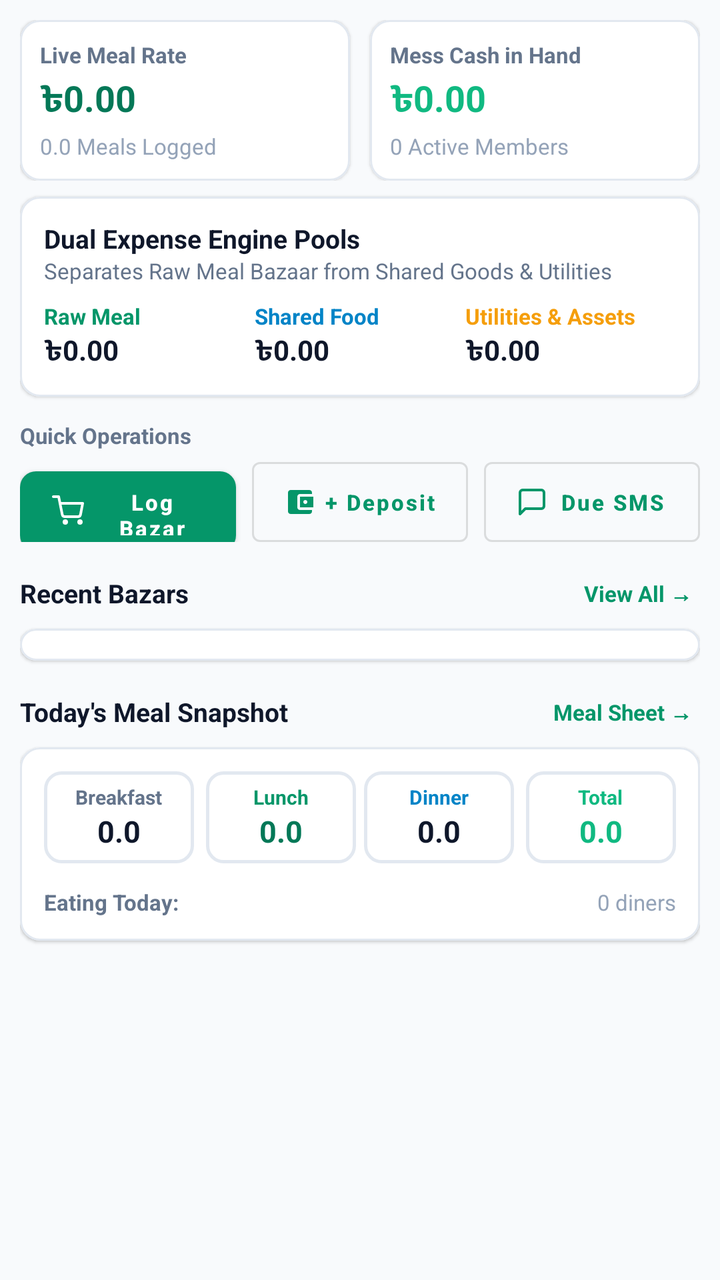
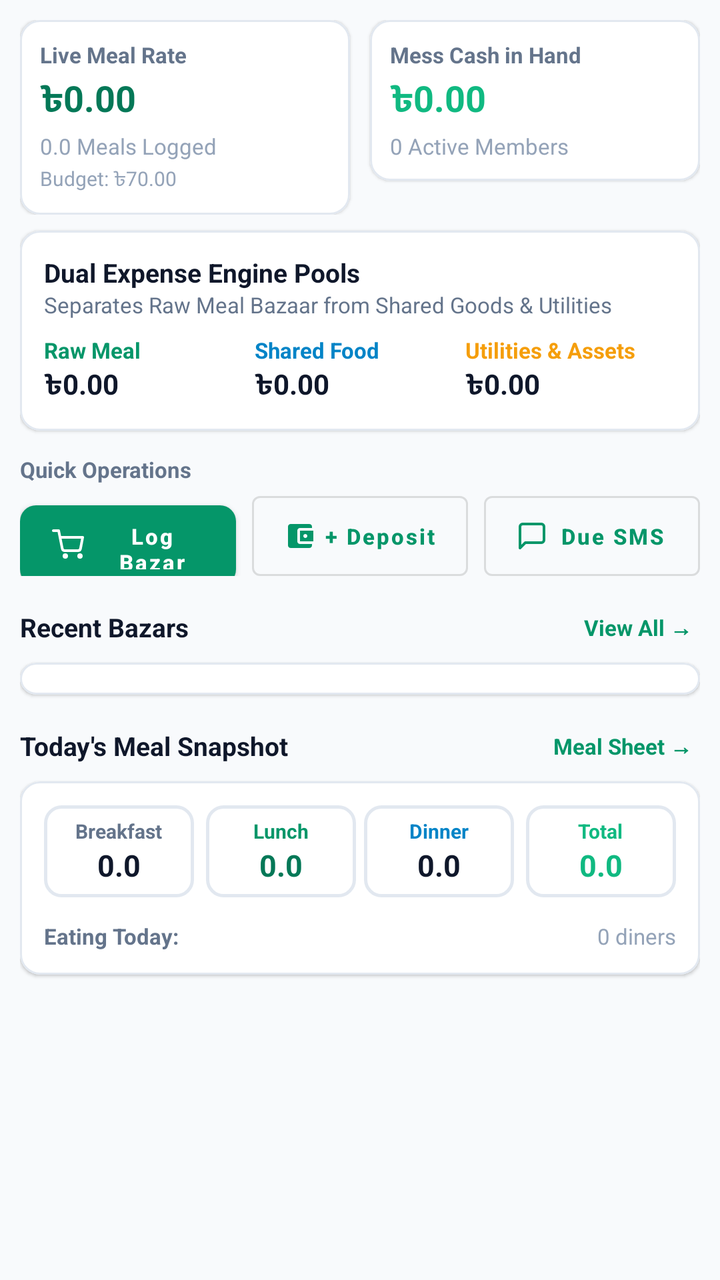

The first picture is an Android layout as it rendered before a commit; the second is the same layout after the commit. The layout source and the unified diff follow.
<!-- AndroidManifest.xml: application theme Theme.SmartMess -->
<!-- res/layout/fragment_dashboard_overview.xml -->
<?xml version="1.0" encoding="utf-8"?>
<androidx.core.widget.NestedScrollView 
    xmlns:android="http://schemas.android.com/apk/res/android"
    xmlns:app="http://schemas.android.com/apk/res-auto"
    android:layout_width="match_parent"
    android:layout_height="match_parent"
    android:background="@color/background"
    android:fillViewport="true">

    <LinearLayout
        android:layout_width="match_parent"
        android:layout_height="wrap_content"
        android:orientation="vertical"
        android:padding="10dp">

        
        <LinearLayout
            android:layout_width="match_parent"
            android:layout_height="wrap_content"
            android:baselineAligned="false"
            android:orientation="horizontal">

            
            <com.google.android.material.card.MaterialCardView
                android:layout_width="0dp"
                android:layout_height="wrap_content"
                android:layout_marginEnd="5dp"
                android:layout_weight="1"
                style="@style/SmartCardView">

                <LinearLayout
                    android:layout_width="match_parent"
                    android:layout_height="wrap_content"
                    android:orientation="vertical"
                    android:padding="10dp">

                    <TextView
                        android:layout_width="wrap_content"
                        android:layout_height="wrap_content"
                        android:fontFamily="sans-serif"
                        android:text="Live Meal Rate"
                        android:textColor="@color/text_secondary"
                        android:textSize="11sp"
                        android:textStyle="bold" />

                    <TextView
                        android:id="@+id/tvLiveMealRate"
                        android:layout_width="wrap_content"
                        android:layout_height="wrap_content"
                        android:layout_marginTop="2dp"
                        android:fontFamily="sans-serif-medium"
                        android:text="৳0.00"
                        android:textColor="@color/primary_dark"
                        android:textSize="18sp"
                        android:textStyle="bold" />

                    <TextView
                        android:id="@+id/tvTotalMessMeals"
                        android:layout_width="wrap_content"
                        android:layout_height="wrap_content"
                        android:layout_marginTop="2dp"
                        android:fontFamily="sans-serif"
                        android:text="0.0 Meals Logged"
                        android:textColor="@color/text_muted"
                        android:textSize="11sp" />
                </LinearLayout>
            </com.google.android.material.card.MaterialCardView>

            
            <com.google.android.material.card.MaterialCardView
                android:layout_width="0dp"
                android:layout_height="wrap_content"
                android:layout_marginStart="5dp"
                android:layout_weight="1"
                style="@style/SmartCardView">

                <LinearLayout
                    android:layout_width="match_parent"
                    android:layout_height="wrap_content"
                    android:orientation="vertical"
                    android:padding="10dp">

                    <TextView
                        android:layout_width="wrap_content"
                        android:layout_height="wrap_content"
                        android:fontFamily="sans-serif"
                        android:text="Mess Cash in Hand"
                        android:textColor="@color/text_secondary"
                        android:textSize="11sp"
                        android:textStyle="bold" />

                    <TextView
                        android:id="@+id/tvCashInHand"
                        android:layout_width="wrap_content"
                        android:layout_height="wrap_content"
                        android:layout_marginTop="2dp"
                        android:fontFamily="sans-serif-medium"
                        android:text="৳0.00"
                        android:textColor="@color/credit_green"
                        android:textSize="18sp"
                        android:textStyle="bold" />

                    <TextView
                        android:id="@+id/tvActiveMembers"
                        android:layout_width="wrap_content"
                        android:layout_height="wrap_content"
                        android:layout_marginTop="2dp"
                        android:fontFamily="sans-serif"
                        android:text="0 Active Members"
                        android:textColor="@color/text_muted"
                        android:textSize="11sp" />
                </LinearLayout>
            </com.google.android.material.card.MaterialCardView>
        </LinearLayout>

        
        <com.google.android.material.card.MaterialCardView
            android:layout_width="match_parent"
            android:layout_height="wrap_content"
            android:layout_marginTop="8dp"
            style="@style/SmartCardView">

            <LinearLayout
                android:layout_width="match_parent"
                android:layout_height="wrap_content"
                android:orientation="vertical"
                android:padding="12dp">

                <TextView
                    android:layout_width="wrap_content"
                    android:layout_height="wrap_content"
                    android:fontFamily="sans-serif-medium"
                    android:text="Dual Expense Engine Pools"
                    android:textColor="@color/text_primary"
                    android:textSize="13sp"
                    android:textStyle="bold" />

                <TextView
                    android:layout_width="wrap_content"
                    android:layout_height="wrap_content"
                    android:fontFamily="sans-serif"
                    android:text="Separates Raw Meal Bazaar from Shared Goods &amp; Utilities"
                    android:textColor="@color/text_secondary"
                    android:textSize="11sp" />

                
                <LinearLayout
                    android:layout_width="match_parent"
                    android:layout_height="wrap_content"
                    android:layout_marginTop="8dp"
                    android:orientation="horizontal">

                    <LinearLayout
                        android:layout_width="0dp"
                        android:layout_height="wrap_content"
                        android:layout_weight="1"
                        android:orientation="vertical">

                        <TextView
                            android:layout_width="wrap_content"
                            android:layout_height="wrap_content"
                            android:fontFamily="sans-serif"
                            android:text="Raw Meal"
                            android:textColor="@color/primary"
                            android:textSize="11sp"
                            android:textStyle="bold" />

                        <TextView
                            android:id="@+id/tvRawMealCost"
                            android:layout_width="wrap_content"
                            android:layout_height="wrap_content"
                            android:fontFamily="sans-serif-medium"
                            android:text="৳0.00"
                            android:textColor="@color/text_primary"
                            android:textSize="14sp"
                            android:textStyle="bold" />
                    </LinearLayout>

                    <LinearLayout
                        android:layout_width="0dp"
                        android:layout_height="wrap_content"
                        android:layout_weight="1"
                        android:orientation="vertical">

                        <TextView
                            android:layout_width="wrap_content"
                            android:layout_height="wrap_content"
                            android:fontFamily="sans-serif"
                            android:text="Shared Food"
                            android:textColor="@color/accent"
                            android:textSize="11sp"
                            android:textStyle="bold" />

                        <TextView
                            android:id="@+id/tvSharedFoodCost"
                            android:layout_width="wrap_content"
                            android:layout_height="wrap_content"
                            android:fontFamily="sans-serif-medium"
                            android:text="৳0.00"
                            android:textColor="@color/text_primary"
                            android:textSize="14sp"
                            android:textStyle="bold" />
                    </LinearLayout>

                    <LinearLayout
                        android:layout_width="0dp"
                        android:layout_height="wrap_content"
                        android:layout_weight="1"
                        android:orientation="vertical">

                        <TextView
                            android:layout_width="wrap_content"
                            android:layout_height="wrap_content"
                            android:fontFamily="sans-serif"
                            android:text="Utilities &amp; Assets"
                            android:textColor="@color/warning_amber"
                            android:textSize="11sp"
                            android:textStyle="bold" />

                        <TextView
                            android:id="@+id/tvUtilityCost"
                            android:layout_width="wrap_content"
                            android:layout_height="wrap_content"
                            android:fontFamily="sans-serif-medium"
                            android:text="৳0.00"
                            android:textColor="@color/text_primary"
                            android:textSize="14sp"
                            android:textStyle="bold" />
                    </LinearLayout>
                </LinearLayout>

            </LinearLayout>
        </com.google.android.material.card.MaterialCardView>

        
        <TextView
            android:layout_width="wrap_content"
            android:layout_height="wrap_content"
            android:layout_marginTop="12dp"
            android:layout_marginBottom="6dp"
            android:fontFamily="sans-serif"
            android:text="Quick Operations"
            android:textColor="@color/text_secondary"
            android:textSize="11sp"
            android:textStyle="bold" />

        <LinearLayout
            android:layout_width="match_parent"
            android:layout_height="wrap_content"
            android:orientation="horizontal">

            <com.google.android.material.button.MaterialButton
                android:id="@+id/btnQuickAddExpense"
                android:layout_width="0dp"
                android:layout_height="40dp"
                android:layout_marginEnd="4dp"
                android:layout_weight="1"
                android:insetTop="0dp"
                android:insetBottom="0dp"
                android:text="Log Bazar"
                android:textSize="11sp"
                app:icon="@drawable/ic_lucide_cart"
                app:iconSize="16dp"
                style="@style/SmartButton" />

            <com.google.android.material.button.MaterialButton
                android:id="@+id/btnQuickAddDeposit"
                android:layout_width="0dp"
                android:layout_height="40dp"
                android:layout_marginHorizontal="4dp"
                android:layout_weight="1"
                android:insetTop="0dp"
                android:insetBottom="0dp"
                android:text="+ Deposit"
                android:textSize="11sp"
                app:icon="@drawable/ic_deposit"
                app:iconSize="16dp"
                style="@style/Widget.MaterialComponents.Button.OutlinedButton" />

            <com.google.android.material.button.MaterialButton
                android:id="@+id/btnQuickSmsDispatch"
                android:layout_width="0dp"
                android:layout_height="40dp"
                android:layout_marginStart="4dp"
                android:layout_weight="1"
                android:insetTop="0dp"
                android:insetBottom="0dp"
                android:text="Due SMS"
                android:textSize="11sp"
                app:icon="@drawable/ic_lucide_message_square"
                app:iconSize="16dp"
                style="@style/Widget.MaterialComponents.Button.OutlinedButton" />
        </LinearLayout>

        
        
        

        
        <LinearLayout
            android:layout_width="match_parent"
            android:layout_height="wrap_content"
            android:layout_marginTop="14dp"
            android:gravity="center_vertical"
            android:orientation="horizontal">

            <TextView
                android:layout_width="0dp"
                android:layout_height="wrap_content"
                android:layout_weight="1"
                android:fontFamily="sans-serif-medium"
                android:text="Recent Bazars"
                android:textColor="@color/text_primary"
                android:textSize="13sp"
                android:textStyle="bold" />

            <TextView
                android:id="@+id/btnViewAllBazars"
                android:layout_width="wrap_content"
                android:layout_height="wrap_content"
                android:fontFamily="sans-serif"
                android:text="View All →"
                android:textColor="@color/primary"
                android:textSize="11sp"
                android:textStyle="bold"
                android:background="?attr/selectableItemBackground"
                android:padding="4dp" />
        </LinearLayout>

        <com.google.android.material.card.MaterialCardView
            android:id="@+id/cardRecentBazars"
            android:layout_width="match_parent"
            android:layout_height="wrap_content"
            android:layout_marginTop="6dp"
            style="@style/SmartCardView">

            <LinearLayout
                android:layout_width="match_parent"
                android:layout_height="wrap_content"
                android:orientation="vertical"
                android:padding="8dp">

                <TextView
                    android:id="@+id/tvEmptyRecentBazars"
                    android:layout_width="match_parent"
                    android:layout_height="wrap_content"
                    android:gravity="center"
                    android:padding="16dp"
                    android:text="No recent bazar entries recorded yet"
                    android:textColor="@color/text_muted"
                    android:textSize="12sp"
                    android:visibility="gone" />

                <LinearLayout
                    android:id="@+id/layoutRecentBazarsContainer"
                    android:layout_width="match_parent"
                    android:layout_height="wrap_content"
                    android:orientation="vertical" />

            </LinearLayout>
        </com.google.android.material.card.MaterialCardView>

        
        <LinearLayout
            android:layout_width="match_parent"
            android:layout_height="wrap_content"
            android:layout_marginTop="14dp"
            android:gravity="center_vertical"
            android:orientation="horizontal">

            <TextView
                android:layout_width="0dp"
                android:layout_height="wrap_content"
                android:layout_weight="1"
                android:fontFamily="sans-serif-medium"
                android:text="Today's Meal Snapshot"
                android:textColor="@color/text_primary"
                android:textSize="13sp"
                android:textStyle="bold" />

            <TextView
                android:id="@+id/btnViewMealSheet"
                android:layout_width="wrap_content"
                android:layout_height="wrap_content"
                android:fontFamily="sans-serif"
                android:text="Meal Sheet →"
                android:textColor="@color/primary"
                android:textSize="11sp"
                android:textStyle="bold"
                android:background="?attr/selectableItemBackground"
                android:padding="4dp" />
        </LinearLayout>

        <com.google.android.material.card.MaterialCardView
            android:id="@+id/cardTodayMeals"
            android:layout_width="match_parent"
            android:layout_height="wrap_content"
            android:layout_marginTop="6dp"
            android:layout_marginBottom="16dp"
            style="@style/SmartCardView">

            <LinearLayout
                android:layout_width="match_parent"
                android:layout_height="wrap_content"
                android:orientation="vertical"
                android:padding="12dp">

                
                <LinearLayout
                    android:layout_width="match_parent"
                    android:layout_height="wrap_content"
                    android:orientation="horizontal"
                    android:baselineAligned="false">

                    
                    <LinearLayout
                        android:layout_width="0dp"
                        android:layout_height="wrap_content"
                        android:layout_weight="1"
                        android:gravity="center"
                        android:orientation="vertical"
                        android:background="@drawable/bg_counter_pill"
                        android:padding="6dp"
                        android:layout_marginEnd="4dp">

                        <TextView
                            android:layout_width="wrap_content"
                            android:layout_height="wrap_content"
                            android:text="Breakfast"
                            android:textColor="@color/text_secondary"
                            android:textSize="10sp"
                            android:textStyle="bold" />

                        <TextView
                            android:id="@+id/tvSnapshotBfCount"
                            android:layout_width="wrap_content"
                            android:layout_height="wrap_content"
                            android:text="0.0"
                            android:textColor="@color/text_primary"
                            android:textSize="15sp"
                            android:textStyle="bold" />
                    </LinearLayout>

                    
                    <LinearLayout
                        android:layout_width="0dp"
                        android:layout_height="wrap_content"
                        android:layout_weight="1"
                        android:gravity="center"
                        android:orientation="vertical"
                        android:background="@drawable/bg_counter_pill"
                        android:padding="6dp"
                        android:layout_marginHorizontal="2dp">

                        <TextView
                            android:layout_width="wrap_content"
                            android:layout_height="wrap_content"
                            android:text="Lunch"
                            android:textColor="@color/primary"
                            android:textSize="10sp"
                            android:textStyle="bold" />

                        <TextView
                            android:id="@+id/tvSnapshotLunchCount"
                            android:layout_width="wrap_content"
                            android:layout_height="wrap_content"
                            android:text="0.0"
                            android:textColor="@color/primary_dark"
                            android:textSize="15sp"
                            android:textStyle="bold" />
                    </LinearLayout>

                    
                    <LinearLayout
                        android:layout_width="0dp"
                        android:layout_height="wrap_content"
                        android:layout_weight="1"
                        android:gravity="center"
                        android:orientation="vertical"
                        android:background="@drawable/bg_counter_pill"
                        android:padding="6dp"
                        android:layout_marginHorizontal="2dp">

                        <TextView
                            android:layout_width="wrap_content"
                            android:layout_height="wrap_content"
                            android:text="Dinner"
                            android:textColor="@color/accent"
                            android:textSize="10sp"
                            android:textStyle="bold" />

                        <TextView
                            android:id="@+id/tvSnapshotDinnerCount"
                            android:layout_width="wrap_content"
                            android:layout_height="wrap_content"
                            android:text="0.0"
                            android:textColor="@color/text_primary"
                            android:textSize="15sp"
                            android:textStyle="bold" />
                    </LinearLayout>

                    
                    <LinearLayout
                        android:layout_width="0dp"
                        android:layout_height="wrap_content"
                        android:layout_weight="1"
                        android:gravity="center"
                        android:orientation="vertical"
                        android:background="@drawable/bg_counter_pill"
                        android:padding="6dp"
                        android:layout_marginStart="4dp">

                        <TextView
                            android:layout_width="wrap_content"
                            android:layout_height="wrap_content"
                            android:text="Total"
                            android:textColor="@color/credit_green"
                            android:textSize="10sp"
                            android:textStyle="bold" />

                        <TextView
                            android:id="@+id/tvSnapshotTotalMeals"
                            android:layout_width="wrap_content"
                            android:layout_height="wrap_content"
                            android:text="0.0"
                            android:textColor="@color/credit_green"
                            android:textSize="15sp"
                            android:textStyle="bold" />
                    </LinearLayout>
                </LinearLayout>

                
                <LinearLayout
                    android:layout_width="match_parent"
                    android:layout_height="wrap_content"
                    android:layout_marginTop="12dp"
                    android:gravity="center_vertical"
                    android:orientation="horizontal">

                    <TextView
                        android:layout_width="wrap_content"
                        android:layout_height="wrap_content"
                        android:text="Eating Today:"
                        android:textColor="@color/text_secondary"
                        android:textSize="11sp"
                        android:textStyle="bold" />

                    
                    <HorizontalScrollView
                        android:layout_width="0dp"
                        android:layout_height="wrap_content"
                        android:layout_weight="1"
                        android:layout_marginStart="8dp"
                        android:scrollbars="none">

                        <LinearLayout
                            android:id="@+id/layoutAvatarStack"
                            android:layout_width="wrap_content"
                            android:layout_height="wrap_content"
                            android:gravity="center_vertical"
                            android:orientation="horizontal" />
                    </HorizontalScrollView>

                    <TextView
                        android:id="@+id/tvDinerCountSummary"
                        android:layout_width="wrap_content"
                        android:layout_height="wrap_content"
                        android:layout_marginStart="6dp"
                        android:text="0 diners"
                        android:textColor="@color/text_muted"
                        android:textSize="11sp" />
                </LinearLayout>

            </LinearLayout>
        </com.google.android.material.card.MaterialCardView>

    </LinearLayout>
</androidx.core.widget.NestedScrollView>
<!-- resources referenced by this layout -->
<resources>
  <color name="accent">#0284C7</color>
  <color name="background">#F8FAFC</color>
  <color name="credit_green">#10B981</color>
  <color name="primary">#059669</color>
  <color name="primary_dark">#047857</color>
  <color name="text_muted">#94A3B8</color>
  <color name="text_primary">#0F172A</color>
  <color name="text_secondary">#64748B</color>
  <color name="warning_amber">#F59E0B</color>
  <!-- drawable bg_counter_pill (drawable) -->
  <?xml version="1.0" encoding="utf-8"?>
  <shape xmlns:android="http://schemas.android.com/apk/res/android"
      android:shape="rectangle">
      <solid android:color="@color/surface" />
      <stroke
          android:width="1.5dp"
          android:color="@color/border_stroke" />
      <corners android:radius="8dp" />
  </shape>
  <!-- drawable ic_lucide_message_square (drawable) -->
  <vector xmlns:android="http://schemas.android.com/apk/res/android"
      android:width="24dp"
      android:height="24dp"
      android:viewportWidth="24"
      android:viewportHeight="24"
      android:tint="?attr/colorControlNormal">
      <path
          android:strokeColor="@android:color/white"
          android:strokeWidth="2"
          android:strokeLineCap="round"
          android:strokeLineJoin="round"
          android:pathData="M21,15a2,2 0,0 1,-2,2H7l-4,4V5a2,2 0,0 1,2,-2h14a2,2 0,0 1,2,2z" />
  </vector>
  <style name="SmartButton" parent="Widget.MaterialComponents.Button">
          <item name="android:fontFamily">sans-serif-medium</item>
          <item name="fontFamily">sans-serif-medium</item>
          <item name="cornerRadius">8dp</item>
          <item name="android:paddingTop">8dp</item>
          <item name="android:paddingBottom">8dp</item>
          <item name="android:textAllCaps">false</item>
          <item name="android:textSize">13sp</item>
          <item name="android:textStyle">bold</item>
      </style>
  <style name="SmartCardView" parent="Widget.MaterialComponents.CardView">
          <item name="cardCornerRadius">10dp</item>
          <item name="cardElevation">1dp</item>
          <item name="cardBackgroundColor">@color/surface</item>
          <item name="strokeColor">@color/border_stroke</item>
          <item name="strokeWidth">1dp</item>
      </style>
  <color name="surface">#FFFFFF</color>
  <color name="border_stroke">#E2E8F0</color>
  <color name="text_on_primary">#FFFFFF</color>
  <style name="SmartTextView" parent="android:Widget.TextView">
          <item name="android:fontFamily">sans-serif</item>
          <item name="fontFamily">sans-serif</item>
          <item name="android:textColor">@color/text_primary</item>
      </style>
  <style name="SmartEditText" parent="android:Widget.EditText">
          <item name="android:fontFamily">sans-serif</item>
          <item name="fontFamily">sans-serif</item>
          <item name="android:textColor">@color/text_primary</item>
          <item name="android:textColorHint">@color/text_muted</item>
      </style>
  <style name="SmartChip" parent="Widget.MaterialComponents.Chip.Action">
          <item name="android:fontFamily">sans-serif</item>
          <item name="fontFamily">sans-serif</item>
          <item name="chipCornerRadius">6dp</item>
          <item name="chipMinHeight">28dp</item>
          <item name="android:textSize">11sp</item>
      </style>
  <!-- unchanged entries left out for length: 3 -->
</resources>

<!-- the commit's change to res/layout/fragment_dashboard_overview.xml (unified diff, before → after) -->
@@ -14,6 +14,60 @@
         android:padding="10dp">
 
         
+        <com.google.android.material.card.MaterialCardView
+            android:id="@+id/cardBudgetWarning"
+            android:layout_width="match_parent"
+            android:layout_height="wrap_content"
+            android:layout_marginBottom="10dp"
+            android:visibility="gone"
+            app:cardBackgroundColor="@color/due_red_bg"
+            app:strokeColor="#FCA5A5"
+            app:strokeWidth="1dp"
+            app:cardCornerRadius="12dp"
+            app:cardElevation="0dp">
+
+            <LinearLayout
+                android:layout_width="match_parent"
+                android:layout_height="wrap_content"
+                android:orientation="horizontal"
+                android:gravity="center_vertical"
+                android:padding="12dp">
+
+                <ImageView
+                    android:layout_width="26dp"
+                    android:layout_height="26dp"
+                    android:src="@drawable/ic_lucide_alert_circle"
+                    app:tint="@color/due_red" />
+
+                <LinearLayout
+                    android:layout_width="0dp"
+                    android:layout_height="wrap_content"
+                    android:layout_weight="1"
+                    android:layout_marginStart="10dp"
+                    android:orientation="vertical">
+
+                    <TextView
+                        android:id="@+id/tvBudgetWarningTitle"
+                        android:layout_width="wrap_content"
+                        android:layout_height="wrap_content"
+                        android:text="Meal Budget Alert"
+                        android:textColor="#991B1B"
+                        android:textSize="12sp"
+                        android:textStyle="bold" />
+
+                    <TextView
+                        android:id="@+id/tvBudgetWarningText"
+                        android:layout_width="wrap_content"
+                        android:layout_height="wrap_content"
+                        android:layout_marginTop="2dp"
+                        android:text="Alert: Current meal rate (৳82.50) is exceeding your budget (৳70.00)"
+                        android:textColor="#B91C1C"
+                        android:textSize="12sp" />
+                </LinearLayout>
+            </LinearLayout>
+        </com.google.android.material.card.MaterialCardView>
+
+        
         <LinearLayout
             android:layout_width="match_parent"
             android:layout_height="wrap_content"
@@ -63,6 +117,16 @@
                         android:text="0.0 Meals Logged"
                         android:textColor="@color/text_muted"
                         android:textSize="11sp" />
+
+                    <TextView
+                        android:id="@+id/tvTargetBudgetBadge"
+                        android:layout_width="wrap_content"
+                        android:layout_height="wrap_content"
+                        android:layout_marginTop="2dp"
+                        android:fontFamily="sans-serif"
+                        android:text="Budget: ৳70.00"
+                        android:textColor="@color/text_muted"
+                        android:textSize="10sp" />
                 </LinearLayout>
             </com.google.android.material.card.MaterialCardView>
 
<!-- resource entries referenced after the edit -->
@@ -3,6 +3,8 @@
   <color name="accent">#0284C7</color>
   <color name="background">#F8FAFC</color>
   <color name="credit_green">#10B981</color>
+  <color name="due_red">#EF4444</color>
+  <color name="due_red_bg">#FEF2F2</color>
   <color name="primary">#059669</color>
   <color name="primary_dark">#047857</color>
   <color name="text_muted">#94A3B8</color>
@@ -19,6 +21,20 @@
           android:color="@color/border_stroke" />
       <corners android:radius="8dp" />
   </shape>
+  <!-- drawable ic_lucide_alert_circle (drawable) -->
+  <vector xmlns:android="http://schemas.android.com/apk/res/android"
+      android:width="24dp"
+      android:height="24dp"
+      android:viewportWidth="24"
+      android:viewportHeight="24"
+      android:tint="?attr/colorControlNormal">
+      <path
+          android:strokeColor="@android:color/white"
+          android:strokeWidth="2"
+          android:strokeLineCap="round"
+          android:strokeLineJoin="round"
+          android:pathData="M12,12m-10,0a10,10 0,1 0,20,0a10,10 0,1 0,-20,0 M12,8v4 M12,16h0.01" />
+  </vector>
   <!-- drawable ic_lucide_message_square (drawable) -->
   <vector xmlns:android="http://schemas.android.com/apk/res/android"
       android:width="24dp"
